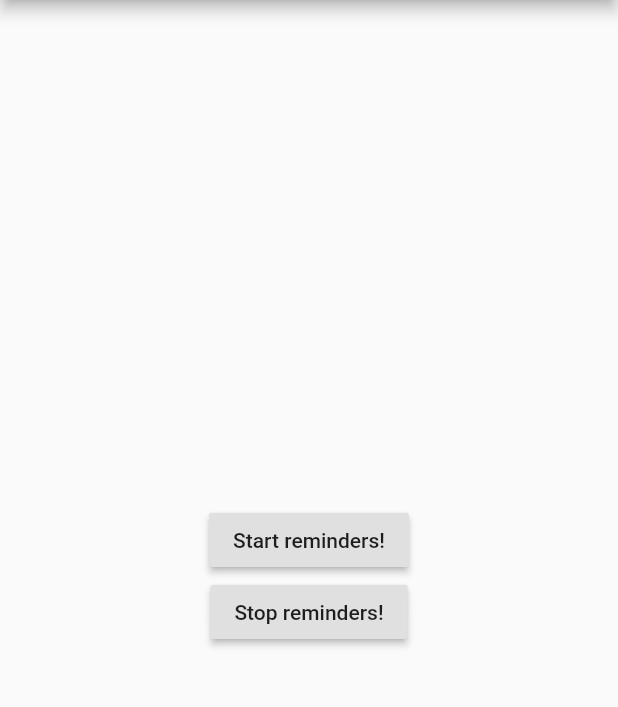
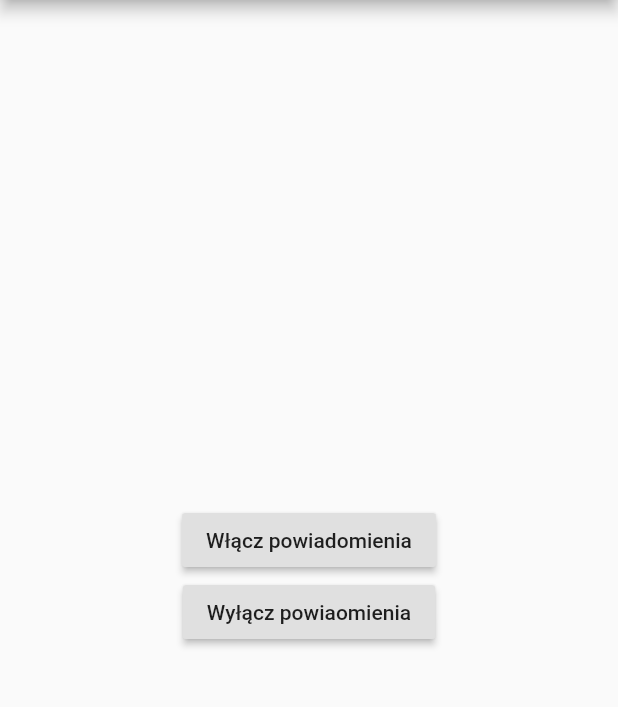
Before and after one commit to mpowloka/girlz_notifications, a Flutter app: the screen it shows after launch, on a phone screen of 412 x 824 dp, the part 84-791 px from its top. Run offline on Flutter 3.47's test engine with Material 2 defaults, Android fonts, the phone set to English and light mode, and no system bars.

Commit message:
Texts adjustments

```diff
--- a/lib/home.dart
+++ b/lib/home.dart
@@ -19,13 +19,13 @@ class HomeScreen extends StatelessWidget {
           crossAxisAlignment: CrossAxisAlignment.center,
           children: <Widget>[
             RaisedButton(
-              child: Text("Start reminders!"),
+              child: Text("Włącz powiadomienia"),
               onPressed: () {
                 notificationsChannel.invokeMethod("startReminders");
               },
             ),
             RaisedButton(
-              child: Text("Stop reminders!"),
+              child: Text("Wyłącz powiaomienia"),
               onPressed: () {
                 notificationsChannel.invokeMethod("stopReminders");
               },
```
Also changed, not shown: 1 other file.
